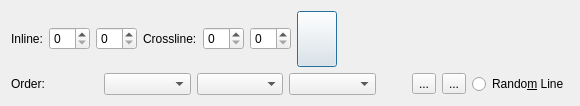
The window that ProjectViewer/seismicdataselector.ui (fsoos74/su) describes before a commit, drawn with Qt 5.
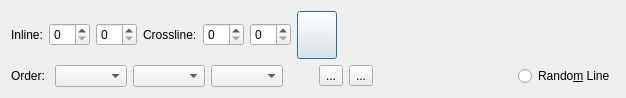
The same window after the commit. Icons and pictures are not drawn.

The edit to the form file:
```diff
--- a/ProjectViewer/seismicdataselector.ui
+++ b/ProjectViewer/seismicdataselector.ui
@@ -6,8 +6,8 @@
    <rect>
     <x>0</x>
     <y>0</y>
-    <width>580</width>
-    <height>106</height>
+    <width>626</width>
+    <height>98</height>
    </rect>
   </property>
   <property name="windowTitle">
@@ -158,6 +158,19 @@
        </property>
       </widget>
      </item>
+     <item>
+      <spacer name="horizontalSpacer_3">
+       <property name="orientation">
+        <enum>Qt::Horizontal</enum>
+       </property>
+       <property name="sizeHint" stdset="0">
+        <size>
+         <width>40</width>
+         <height>20</height>
+        </size>
+       </property>
+      </spacer>
+     </item>
      <item>
       <widget class="QRadioButton" name="rbRandomLine">
        <property name="text">
```
